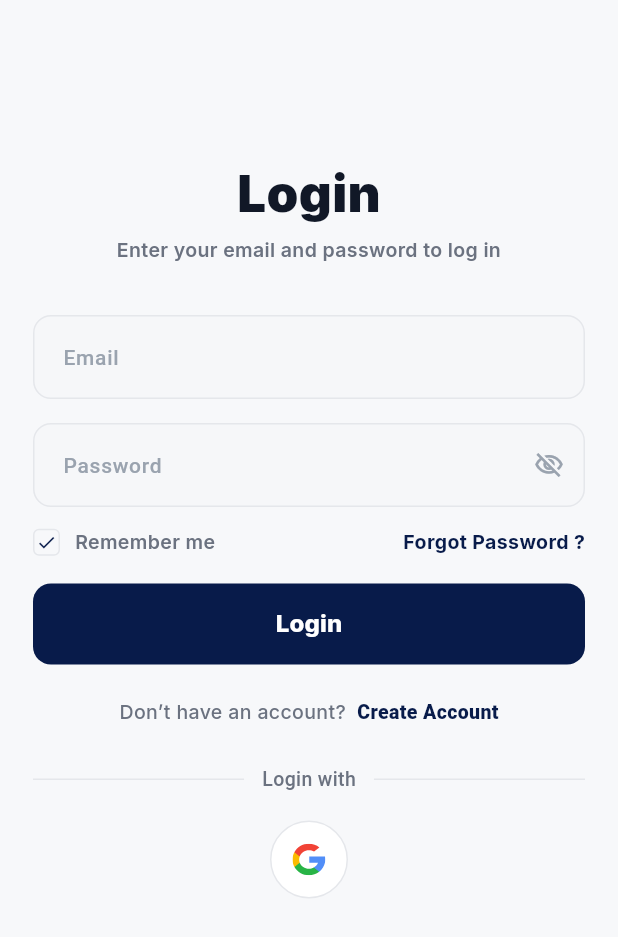
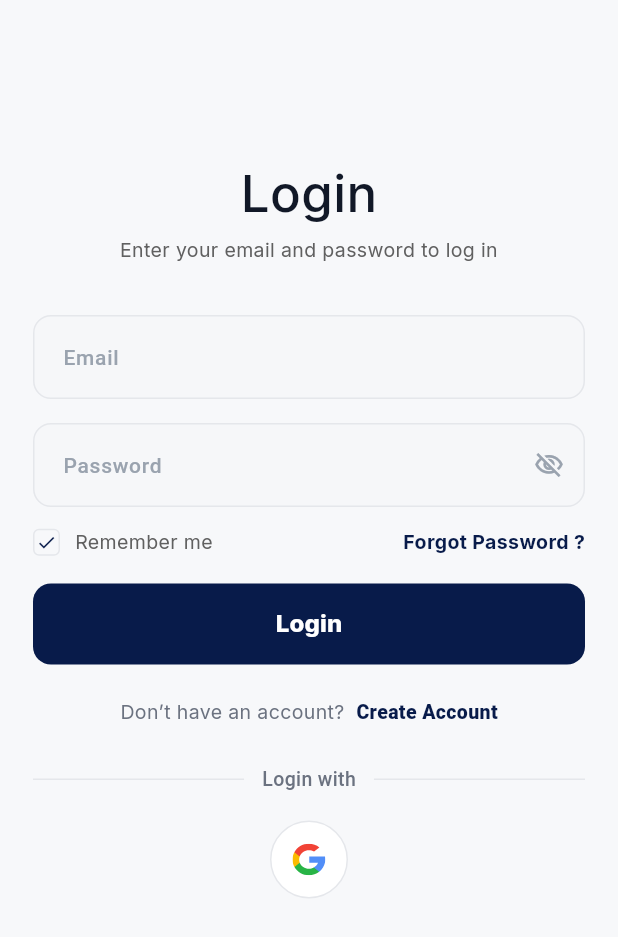
Before and after one commit to ifti-git-new/skudyx-app, a Flutter app: the screen it shows after launch, after a tap on "Remember me", on a phone screen of 412 x 824 dp. Shown: the top 937 px of the screen. Run offline on Flutter 3.47's test engine with Material 3 defaults, Android fonts, the phone set to English and light mode, and no system bars; our stand-ins replace camera, flutter_svg, go_router, google_fonts, permission_handler, shared_preferences; network calls fail; project files that could hold a hidden picture were left out.

```diff
--- a/analysis_options.yaml
+++ b/analysis_options.yaml
@@ -7,6 +7,9 @@
 
 # The following line activates a set of recommended lints for Flutter apps,
 # packages, and plugins designed to encourage good coding practices.
+analyzer:
+  errors:
+    use_build_context_synchronously: ignore
 include: package:flutter_lints/flutter.yaml
 
 linter:
@@ -23,6 +26,5 @@ linter:
   rules:
     # avoid_print: false  # Uncomment to disable the `avoid_print` rule
     # prefer_single_quotes: true  # Uncomment to enable the `prefer_single_quotes` rule
-
 # Additional information about this file can be found at
 # https://dart.dev/guides/language/analysis-options
--- a/lib/app/composition_root.dart
+++ b/lib/app/composition_root.dart
@@ -10,10 +10,8 @@ import 'package:skudyx/features/settings/presentation/controllers/notification_p
 
 import '../core/config/app_config.dart';
 import '../core/storage/app_prefs.dart';
-
 import '../features/auth/data/social/google_auth_provider.dart';
 import '../features/auth/presentation/controllers/auth_controller.dart';
-
 import 'router.dart';
 
 class AppCompositionRoot extends StatelessWidget {
@@ -34,6 +32,7 @@ class AppCompositionRoot extends StatelessWidget {
       providers: [
         Provider<AppConfig>.value(value: config),
         Provider<AppPrefs>.value(value: prefs),
+
         ChangeNotifierProvider<AppStatusController>(
           create: (c) => AppStatusController(prefs: c.read<AppPrefs>()),
         ),
@@ -44,16 +43,13 @@ class AppCompositionRoot extends StatelessWidget {
           create: (c) =>
               EmergencyContactController(prefs: c.read<AppPrefs>())..init(),
         ),
-
         ChangeNotifierProvider<ProfileController>(
           create: (_) => ProfileController(),
         ),
-
         ChangeNotifierProvider<NotificationPrefsController>(
           create: (c) =>
               NotificationPrefsController(prefs: c.read<AppPrefs>())..init(),
         ),
-
         ChangeNotifierProvider<IdentityVerificationController>(
           create: (_) => IdentityVerificationController(),
         ),
@@ -69,8 +65,10 @@ class AppCompositionRoot extends StatelessWidget {
           )..init(),
         ),
 
-        ProxyProvider<AuthController, AppRouter>(
-          update: (_, auth, _) => AppRouter(auth: auth),
+        // FIX: Changed from ProxyProvider to a Provider that creates the router ONCE.
+        // The router's internal refreshListenable will still react to auth changes.
+        Provider<AppRouter>(
+          create: (c) => AppRouter(auth: c.read<AuthController>()),
         ),
       ],
       child: child,
--- a/lib/core/theme/app_text_styles.dart
+++ b/lib/core/theme/app_text_styles.dart
@@ -6,28 +6,28 @@ abstract class AppTextStyles {
   // Headings
   static TextStyle get h1 => GoogleFonts.inter(
     fontSize: 34,
-    fontWeight: FontWeight.w900,
+    fontWeight: FontWeight.w500,
     height: 1.10,
     color: AppColors.text,
   );
 
   static TextStyle get h1light => GoogleFonts.inter(
     fontSize: 34,
-    fontWeight: FontWeight.w700,
+    fontWeight: FontWeight.w300,
     height: 1.10,
     color: AppColors.text,
   );
 
   static TextStyle get h2 => GoogleFonts.inter(
     fontSize: 26,
-    fontWeight: FontWeight.w900,
+    fontWeight: FontWeight.w500,
     height: 1.20,
     color: AppColors.text,
   );
 
   static TextStyle get h2light => GoogleFonts.inter(
     fontSize: 26,
-    fontWeight: FontWeight.w600,
+    fontWeight: FontWeight.w300,
     height: 1.20,
     color: AppColors.text,
   );
@@ -64,8 +64,8 @@ abstract class AppTextStyles {
 
   static TextStyle get caption => GoogleFonts.inter(
     fontSize: 13,
-    fontWeight: FontWeight.w600,
-    color: AppColors.muted,
+    // fontWeight: FontWeight.w600,
+    color: const Color(0Xff606060),
   );
 
   // Buttons / Links
--- a/lib/features/auth/presentation/screens/login_screen.dart
+++ b/lib/features/auth/presentation/screens/login_screen.dart
@@ -150,7 +150,6 @@ class _LoginScreenState extends State<LoginScreen> {
                       "Don’t have an account?  ",
                       style: AppTextStyles.caption.copyWith(
                         color: AuthUi.subText,
-                        fontWeight: FontWeight.w500,
                       ),
                     ),
                     GestureDetector(
--- a/lib/features/delivery/presentation/screens/delivery_details_screen.dart
+++ b/lib/features/delivery/presentation/screens/delivery_details_screen.dart
@@ -353,7 +353,7 @@ class _CountrySheet extends StatelessWidget {
       child: ListView.separated(
         shrinkWrap: true,
         itemCount: items.length,
-        separatorBuilder: (_, __) => const Divider(height: 1),
+        separatorBuilder: (_, _) => const Divider(height: 1),
         itemBuilder: (_, i) {
           final v = items[i];
           return ListTile(
--- a/lib/features/shell/presentation/screens/main_shell_screen.dart
+++ b/lib/features/shell/presentation/screens/main_shell_screen.dart
@@ -1,3 +1,5 @@
+// ignore_for_file: deprecated_member_use
+
 import 'package:flutter/material.dart';
 import 'package:flutter/services.dart';
 import 'package:go_router/go_router.dart';
--- a/lib/main.dart
+++ b/lib/main.dart
@@ -6,13 +6,29 @@ import 'app/composition_root.dart';
 import 'core/config/app_config.dart';
 import 'core/storage/app_prefs.dart';
 
+/// The entry point of the SkudyX application.
 Future<void> main() async {
-  await Bootstrap.init();
+  // 1. Ensure Flutter framework is initialized before any async operations.
+  // This prevents potential crashes when calling platform channels (like AppPrefs).
+  WidgetsFlutterBinding.ensureInitialized();
 
-  final config = AppConfig.fromEnv();
-  final prefs = await AppPrefs.create();
+  try {
+    await Bootstrap.init();
 
-  runApp(
-    AppCompositionRoot(config: config, prefs: prefs, child: const SkudyXApp()),
-  );
+    // 3. Initialize configuration and local storage.
+    final config = AppConfig.fromEnv();
+    final prefs = await AppPrefs.create();
+
+    // 4. Wrap the app in the Composition Root for Dependency Injection.
+    runApp(
+      AppCompositionRoot(
+        config: config,
+        prefs: prefs,
+        child: const SkudyXApp(),
+      ),
+    );
+  } catch (e) {
+    // Basic error handling to catch initialization failures
+    debugPrint('Initialization error: $e');
+  }
 }
```
Also changed, not shown: lib/app/router.dart (+6 -41 lines), assets/images/skudyx_logo_app.png.
